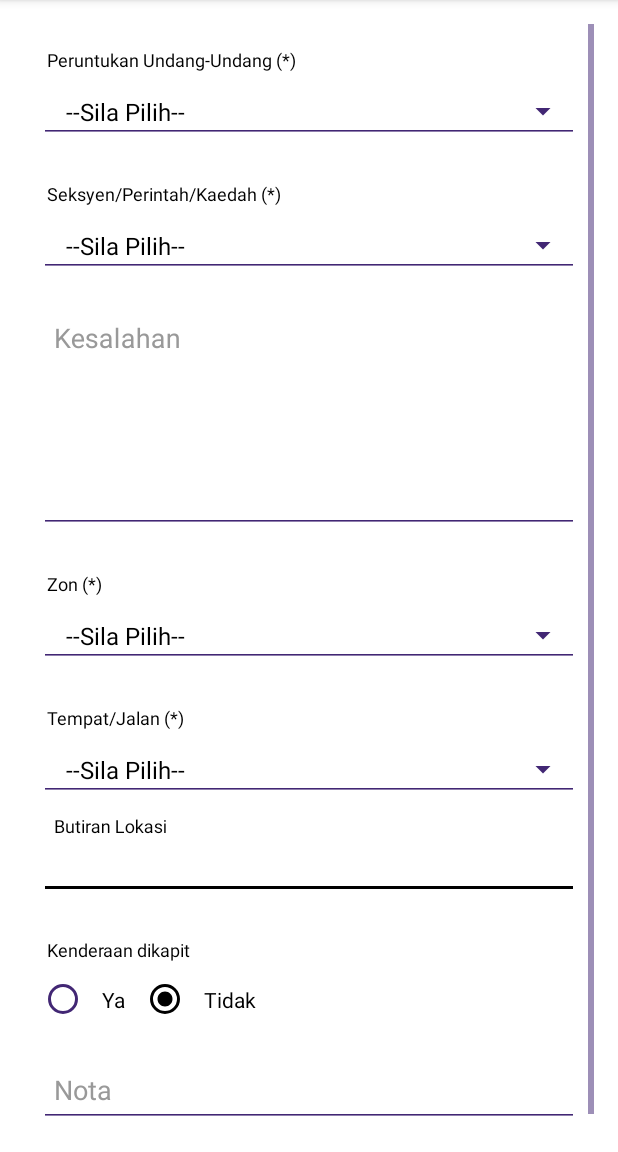
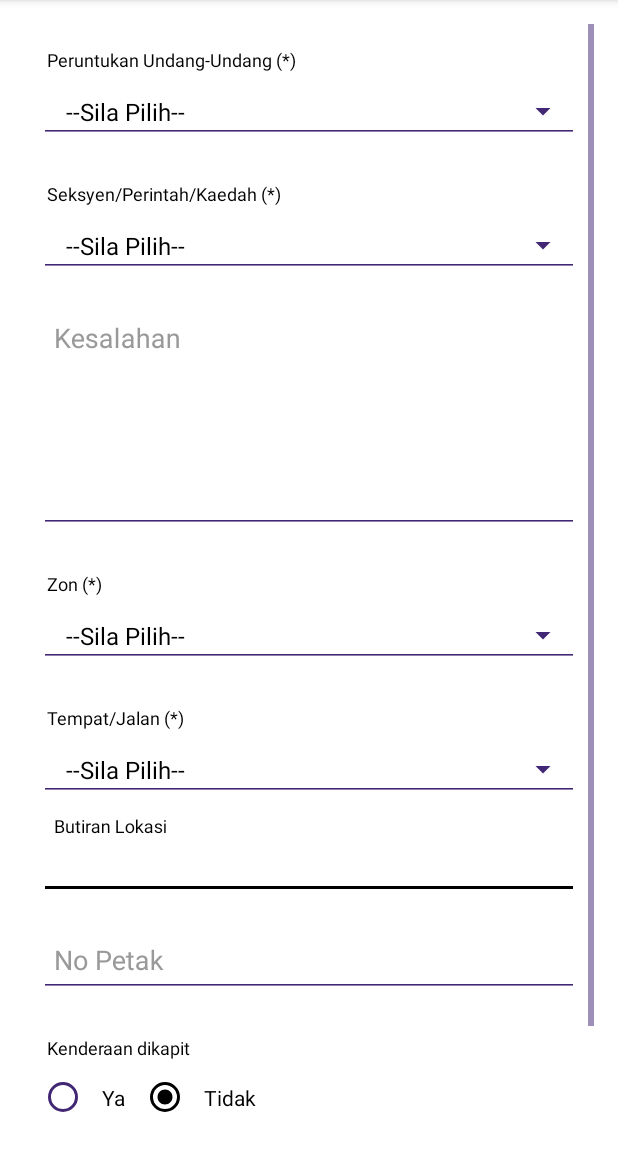
Before and after one commit to ApizMan/HandHeld, an Android app: the fragment KesalahanFragment shown on its own in the app's theme, on a phone screen of 412 x 824 dp, the part 84-1236 px from its top. Run offline under Robolectric (Android 15) with nearby library versions, the phone set to English and light mode, and no system bars; network calls fail; 5 statements that could not run were skipped.

Commit message:
Done make the change based on MBK

```diff
--- a/app/src/main/java/my/vista/com/handheld/Business/CacheManager.java
+++ b/app/src/main/java/my/vista/com/handheld/Business/CacheManager.java
@@ -545,7 +545,7 @@ public static String ServerURL = "http://myenforce.citycarpark.my/HandheldApi_MB
 	}
 	public static String GetTimeString(Date date)
 	{
-		String delegate = "hh:mm aa";
+		String delegate = "hh:mm:ss aa";
 		if(date != null)
 			return  ((String) DateFormat.format(delegate,date)).toUpperCase().replace(".", "");
 		else
--- a/app/src/main/java/my/vista/com/handheld/Data/DbLocal.java
+++ b/app/src/main/java/my/vista/com/handheld/Data/DbLocal.java
@@ -1111,7 +1111,7 @@ public class DbLocal
 			String sqlCommand = "INSERT INTO OFFENCE_NOTICE_MAINTENANCE (NOTICE_NO, VEHICLE_NO, OFFENCE_DATE, OFFICER_ID, " +
 				"HANDHELD_CODE, VEHICLE_TYPE, VEHICLE_MAKE_MODEL, VEHICLE_COLOR, ROAD_TAX_NO, OFFENCE_ACT_CODE, " +
                 "OFFENCE_SECTION_CODE, OFFENCE_LOCATION_AREA, OFFENCE_LOCATION, OFFENCE_LOCATION_DETAILS, COMPOUND_AMOUNT, " +
-                "IMAGE_NAME1, IMAGE_NAME2, IMAGE_NAME3, IMAGE_NAME4, IMAGE_NAME5, IS_CLAMPING, NOTES, OFFICER_UNIT, LATITUDE, LONGITUDE) VALUES " +
+                "IMAGE_NAME1, IMAGE_NAME2, IMAGE_NAME3, IMAGE_NAME4, IMAGE_NAME5, IS_CLAMPING, NOTES, OFFICER_UNIT, LATITUDE, LONGITUDE, VEHICLE_BOX_NO) VALUES " +
 				"('" + info.NoticeSerialNo + "', '" + info.VehicleNo + "', '" + offenceDateTime + "', " +
 				"'" + CacheManager.UserId + "', '" + SettingsHelper.HandheldCode + "', '" + info.VehicleType + "', " +
 				"'" + makeModel + "', '" + info.VehicleColor + "', '" + info.RoadTaxNo + "', '" +
@@ -1119,7 +1119,7 @@ public class DbLocal
                 location + "', '" + info.OffenceLocationDetails + "', " +
 				"'" + info.CompoundAmount1 + "', '" + image1 + "', " +
 				"'" + image2 + "', '" + image3 + "', '" + image4 + "', '" + image5 + "', '" +
-				info.IsClamping + "', '" + info.Notes + "', '" + CacheManager.officerUnit +  "', " + info.Latitude + ", " + info.Longitude + ")";
+				info.IsClamping + "', '" + info.Notes + "', '" + CacheManager.officerUnit +  "', " + info.Latitude + ", " + info.Longitude + ", '" + info.PetakVehicle + "')";
 			cur = obj.Query(sqlCommand, null);
 
 			if( (cur != null) && cur.moveToFirst() )
@@ -1277,6 +1277,7 @@ public class DbLocal
 				info.IsClamping = cur.getString(21);
 				info.Notes = cur.getString(22);
 				info.OfficerUnit = cur.getString(23);
+				info.PetakVehicle = cur.getString(27);
 
 				list.add(info);
 			} while (cur.moveToNext());
@@ -1356,6 +1357,7 @@ public class DbLocal
 				info.IsClamping = cur.getString(21);
 				info.Notes = cur.getString(22);
 				info.OfficerUnit = cur.getString(23);
+				info.PetakVehicle = cur.getString(27);
 
 				list.add(info);
 			} while (cur.moveToNext());
--- a/app/src/main/java/my/vista/com/handheld/Entity/SummonIssuanceInfo.java
+++ b/app/src/main/java/my/vista/com/handheld/Entity/SummonIssuanceInfo.java
@@ -31,6 +31,7 @@ public class SummonIssuanceInfo
 	public String VehicleColor = "";
 	public int VehicleColorPos = 0;
 	public String VehicleNo="";
+	public String PetakVehicle="";
 	public String OffenceAct="";
 	public int OffenceActPos=0;
 	public String OffenceActCode="";
--- a/app/src/main/java/my/vista/com/handheld/UI/Activity/ImageActivity.java
+++ b/app/src/main/java/my/vista/com/handheld/UI/Activity/ImageActivity.java
@@ -242,8 +242,8 @@ public class ImageActivity extends AppCompatActivity {
 	private boolean CheckMaximumPicture()
 	{
 		try {
-			if (CacheManager.SummonIssuanceInfo.ImageLocation.size() >= 2) {
-				CustomAlertDialog.Show(this, "GAMBAR", "Hanya 2 gambar dibenarkan. Sila padam yang tidak berkenan.", 0);
+			if (CacheManager.SummonIssuanceInfo.ImageLocation.size() >= 4) {
+				CustomAlertDialog.Show(this, "GAMBAR", "Hanya 4 gambar dibenarkan. Sila padam yang tidak berkenan.", 0);
 				return false;
 			}
 		}
--- a/app/src/main/java/my/vista/com/handheld/UI/Activity/KesalahanFragment.java
+++ b/app/src/main/java/my/vista/com/handheld/UI/Activity/KesalahanFragment.java
@@ -251,6 +251,9 @@ public class KesalahanFragment extends Fragment {
         EditText tButirLokasi = (EditText)getView().findViewById(R.id.etButiranLokasi);
         CacheManager.SummonIssuanceInfo.OffenceLocationDetails = tButirLokasi.getText().toString();
 
+        EditText tPetak = (EditText)getView().findViewById(R.id.etPetak);
+        CacheManager.SummonIssuanceInfo.PetakVehicle = tPetak.getText().toString();
+
         String delegate = "yy";
         String year = (String) DateFormat.format(delegate, Calendar.getInstance().getTime());
         SettingsHelper.CheckYear(CacheManager.mContext);
--- a/app/src/main/java/my/vista/com/handheld/UI/Activity/RingkasanFragment.java
+++ b/app/src/main/java/my/vista/com/handheld/UI/Activity/RingkasanFragment.java
@@ -748,9 +748,9 @@ public class RingkasanFragment extends Fragment {
                 if (summons.ImageLocation.size() >= 4) {
                     image4 = summons.ImageLocation.get(3);
                 }
-                if (!CacheManager.finalImage.isEmpty())
+                if (summons.ImageLocation.size() >= 5)
                 {
-                    image5 = CacheManager.finalImage;
+                    image5 = summons.ImageLocation.get(4);
                 }
             } catch (Exception e) {
 
--- a/app/src/main/java/my/vista/com/handheld/UI/UploadNoticeService.java
+++ b/app/src/main/java/my/vista/com/handheld/UI/UploadNoticeService.java
@@ -96,12 +96,10 @@ public class UploadNoticeService extends Service {
                             params.put("ImageName2", info.ImageLocation2);
                             params.put("ImageName3", info.ImageLocation3);
                             params.put("ImageName4", info.ImageLocation4);
-                            params.put("ImageName5", CacheManager.finalImage);
+                            params.put("ImageName5", info.ImageLocation5);
                             params.put("IsClamping", info.IsClamping);
                             params.put("Notes", info.Notes);
-                            params.put("SquarePoleNo", "");
-//                            params.put("Latitude", info.Latitude);
-//                            params.put("Longitude", info.Longitude);
+                            params.put("SquarePoleNo", info.PetakVehicle);
 
                             String url = CacheManager.ServerURL + "UploadNotice";
                             TrustAllCertificates.trustAllHosts();
--- a/app/src/main/res/layout/fragment_kesalahan.xml
+++ b/app/src/main/res/layout/fragment_kesalahan.xml
@@ -166,6 +166,22 @@
                     android:textColor="@color/black" />
             </android.support.design.widget.TextInputLayout>
 
+            <android.support.design.widget.TextInputLayout
+                android:layout_width="match_parent"
+                android:layout_height="wrap_content">
+                <EditText
+                    android:id="@+id/etPetak"
+                    android:layout_width="match_parent"
+                    android:layout_height="wrap_content"
+                    android:layout_margin="10dp"
+                    android:gravity="top"
+                    android:hint="No Petak"
+                    android:inputType="textCapCharacters"
+                    android:maxLength="30"
+                    android:padding="10dp"
+                    android:textColor="@color/black" />
+            </android.support.design.widget.TextInputLayout>
+
             <LinearLayout
                 android:layout_width="match_parent"
                 android:layout_height="wrap_content"
```
Also changed, not shown: app/src/main/java/my/vista/com/handheld/Business/PrinterUtils.java (+25 -39 lines), app/src/main/assets/vista_handheld.db.
